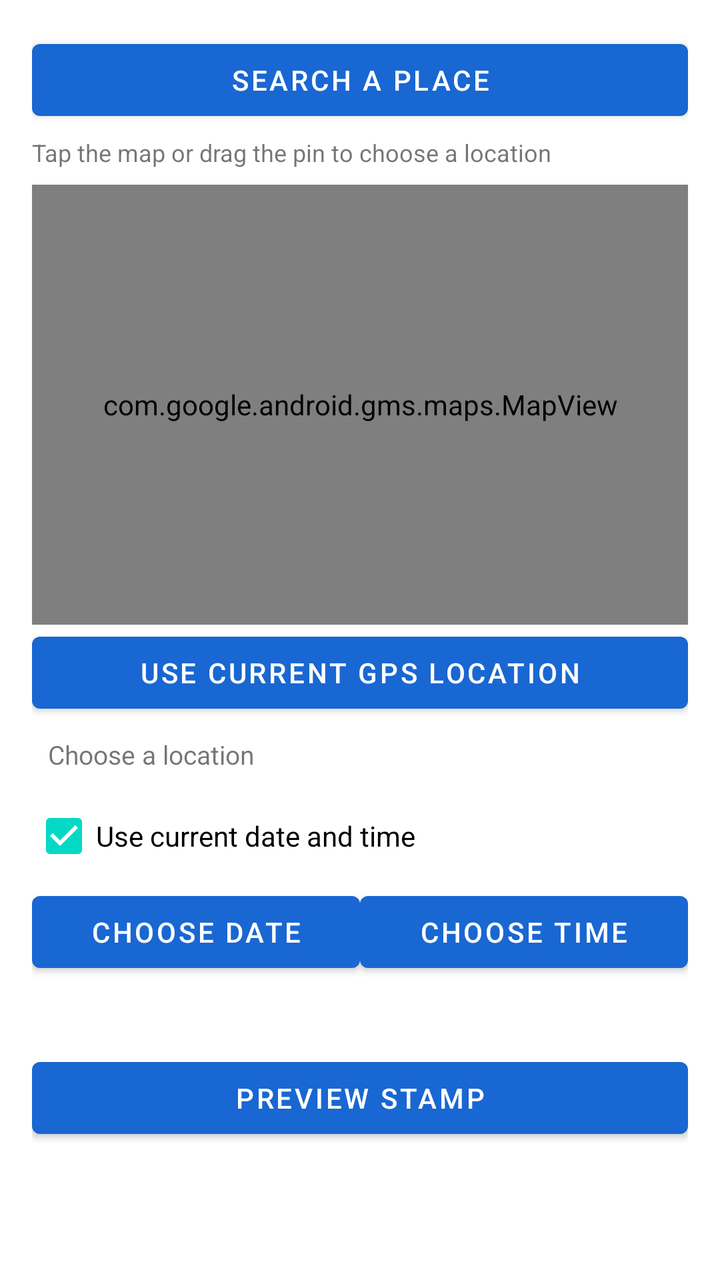
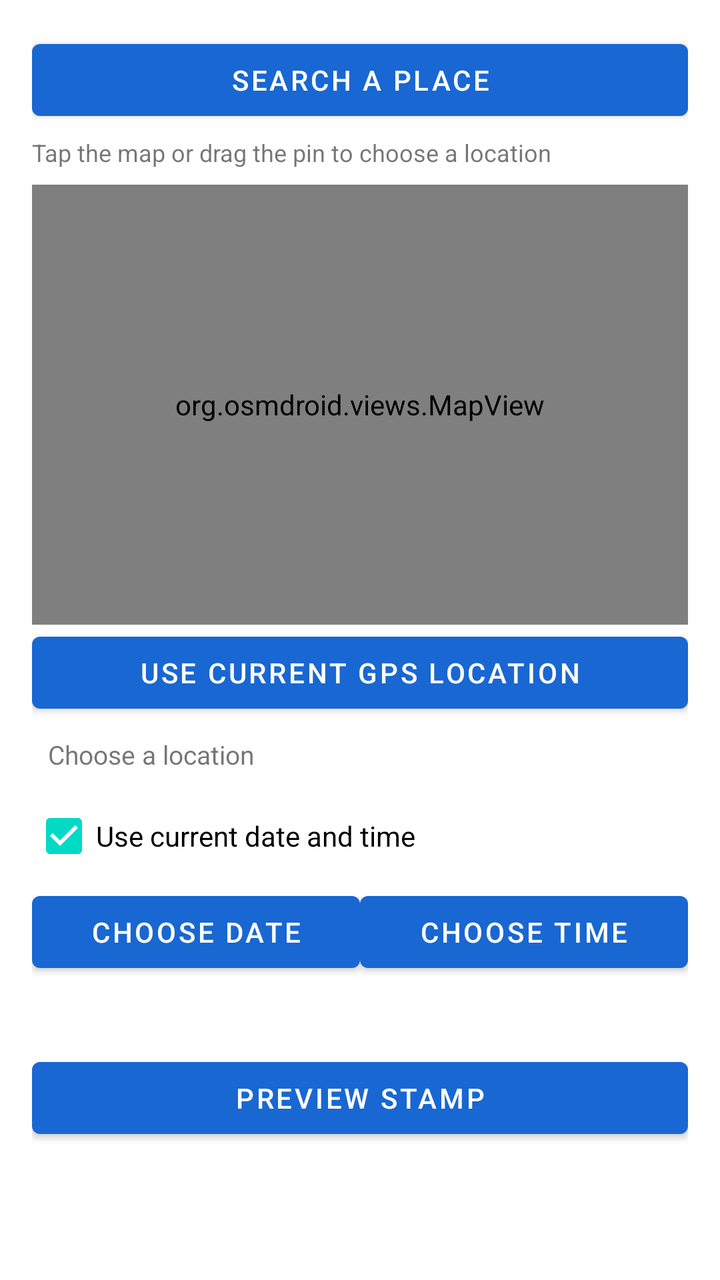

An Android layout rendered at two revisions. The XML below is the earlier revision; the diff shows what the commit changed to produce the second picture.
<!-- AndroidManifest.xml: application theme Theme.GpsMapCamera -->
<!-- res/layout/dialog_stamp_options.xml -->
<ScrollView xmlns:android="http://schemas.android.com/apk/res/android"
    android:layout_width="match_parent" android:layout_height="match_parent" android:fillViewport="true">
    <LinearLayout android:layout_width="match_parent" android:layout_height="wrap_content"
        android:orientation="vertical" android:padding="16dp">
        <Button android:id="@+id/searchPlaceButton" android:layout_width="match_parent"
            android:layout_height="wrap_content" android:text="Search a place"/>
        <TextView android:layout_width="match_parent" android:layout_height="wrap_content"
            android:text="Tap the map or drag the pin to choose a location" android:textSize="12sp"
            android:layout_marginTop="4dp"/>
        <com.google.android.gms.maps.MapView android:id="@+id/locationMap"
            android:layout_width="match_parent" android:layout_height="220dp"
            android:layout_marginTop="8dp"/>
        <Button android:id="@+id/useGpsButton" android:layout_width="match_parent"
            android:layout_height="wrap_content" android:text="Use current GPS location"/>
        <TextView android:id="@+id/locationSummary" android:layout_width="match_parent"
            android:layout_height="wrap_content" android:text="Choose a location"
            android:padding="8dp" android:textSize="13sp"/>
        <CheckBox android:id="@+id/useCurrentTime" android:layout_width="match_parent"
            android:layout_height="wrap_content" android:text="Use current date and time"
            android:checked="true"/>
        <LinearLayout android:layout_width="match_parent" android:layout_height="wrap_content"
            android:orientation="horizontal">
            <Button android:id="@+id/pickDateButton" android:layout_width="0dp"
                android:layout_weight="1" android:layout_height="wrap_content" android:text="Choose date"/>
            <Button android:id="@+id/pickTimeButton" android:layout_width="0dp"
                android:layout_weight="1" android:layout_height="wrap_content" android:text="Choose time"/>
        </LinearLayout>
        <TextView android:id="@+id/dateTimeSummary" android:layout_width="match_parent"
            android:layout_height="wrap_content" android:padding="8dp"/>
        <Button android:id="@+id/applyOptionsButton" android:layout_width="match_parent"
            android:layout_height="wrap_content" android:text="Preview stamp"/>
    </LinearLayout>
</ScrollView>
<!-- resources referenced by this layout -->
<resources>
  <style name="Theme.GpsMapCamera" parent="Theme.MaterialComponents.DayNight.NoActionBar">
          <item name="colorPrimary">#1967D2</item>
          <item name="colorPrimaryVariant">#174EA6</item>
          <item name="colorOnPrimary">#FFFFFF</item>
      </style>
</resources>

<!-- the commit's change to res/layout/dialog_stamp_options.xml (unified diff, before → after) -->
@@ -7,7 +7,7 @@
         <TextView android:layout_width="match_parent" android:layout_height="wrap_content"
             android:text="Tap the map or drag the pin to choose a location" android:textSize="12sp"
             android:layout_marginTop="4dp"/>
-        <com.google.android.gms.maps.MapView android:id="@+id/locationMap"
+        <org.osmdroid.views.MapView android:id="@+id/locationMap"
             android:layout_width="match_parent" android:layout_height="220dp"
             android:layout_marginTop="8dp"/>
         <Button android:id="@+id/useGpsButton" android:layout_width="match_parent"
